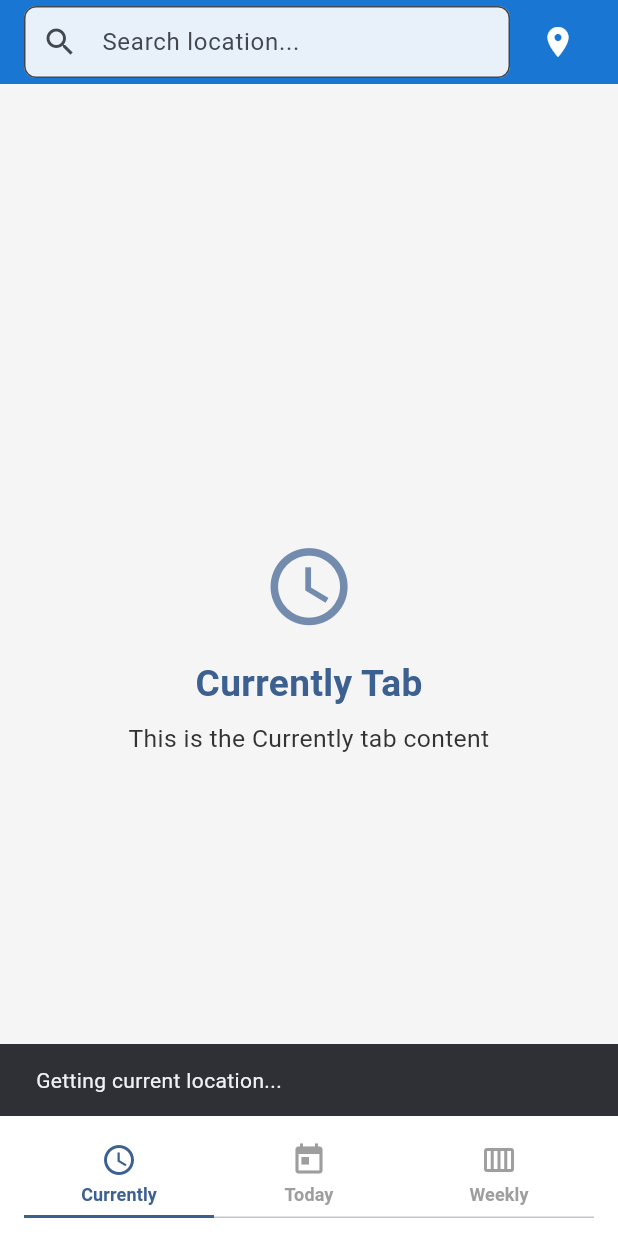
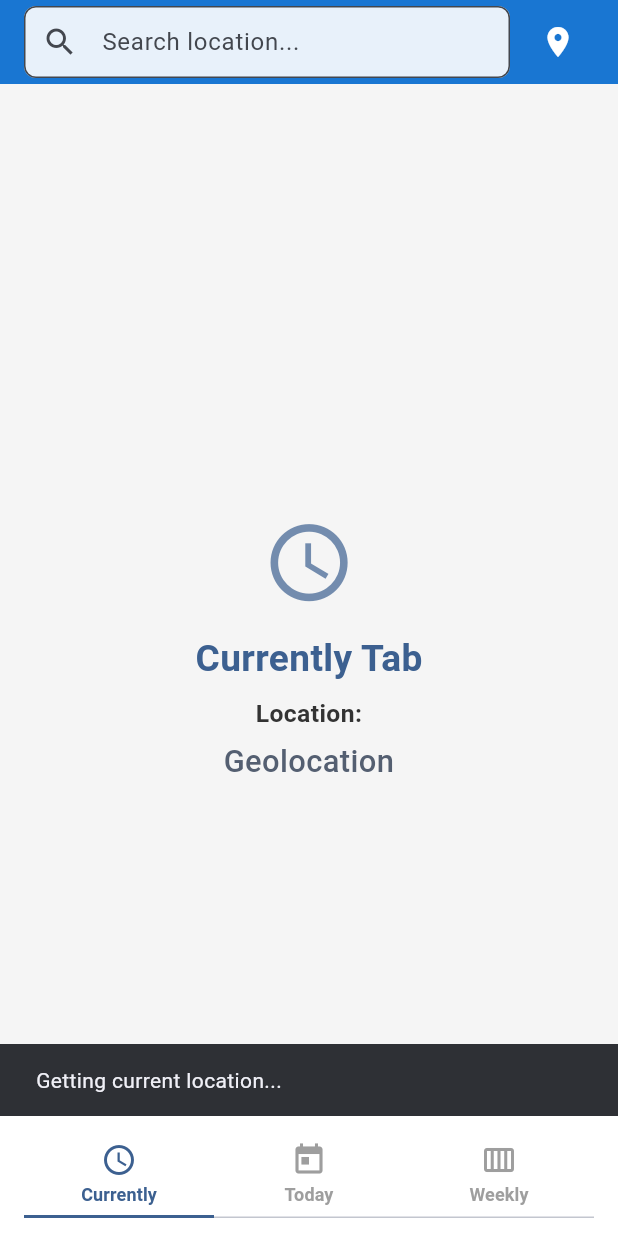
Before and after one commit to FRISKSYA/mobile-piscine, a Flutter app: the screen it shows after launch, after a tap on the "location on" icon, on a phone screen of 412 x 824 dp. Run offline on Flutter 3.47's test engine with Material 3 defaults, Android fonts, the phone set to English and light mode, and no system bars.

Commit message:
done ex01

```diff
--- a/mobileModule01/weather_app/lib/screens/home_screen.dart
+++ b/mobileModule01/weather_app/lib/screens/home_screen.dart
@@ -21,6 +21,10 @@ class _HomePageState extends State<HomePage> with SingleTickerProviderStateMixin
   // Mock weather data (to be replaced with actual API data)
   late WeatherData _weatherData;
 
+  // Current location text to display
+  String _currentLocation = '';
+  bool _isUsingGeolocation = false;
+
   @override
   void initState() {
     super.initState();
@@ -40,7 +44,13 @@ class _HomePageState extends State<HomePage> with SingleTickerProviderStateMixin
   }
 
   void _onLocationPressed() {
-    // This will be implemented to get current location
+    // Set the current location to "Geolocation"
+    setState(() {
+      _currentLocation = 'Geolocation';
+      _isUsingGeolocation = true;
+    });
+
+    // Show a snackbar to indicate that we're getting the current location
     ScaffoldMessenger.of(context).showSnackBar(
       const SnackBar(content: Text('Getting current location...')),
     );
@@ -49,13 +59,56 @@ class _HomePageState extends State<HomePage> with SingleTickerProviderStateMixin
   void _onSearchSubmitted(String location) {
     if (location.isEmpty) return;
 
-    // This will be implemented to search for weather at the specified location
+    setState(() {
+      _currentLocation = location;
+      _isUsingGeolocation = false;
+    });
+
+    // Show a snackbar to indicate that we're searching for the weather
     ScaffoldMessenger.of(context).showSnackBar(
       SnackBar(content: Text('Searching for weather in $location...')),
     );
 
     // Clear the search field
     _searchController.clear();
+  }
+
+  /// Creates a subtitle text for a tab based on the current location
+  String _getTabSubtitle(String tabName) {
+    return _currentLocation.isEmpty
+        ? 'This is the $tabName tab content'
+        : _currentLocation;
+  }
+
+  /// Creates a tab content widget for the given tab name
+  TabContent _buildTabContent(String tabName, IconData icon) {
+    return TabContent(
+      tabName: tabName,
+      icon: icon,
+      title: '$tabName Tab',
+      subtitle: _getTabSubtitle(tabName),
+    );
+  }
+
+  /// Builds all tab content widgets
+  List<Widget> _buildTabContents() {
+    return [
+      // Currently tab content
+      _buildTabContent(
+        AppConstants.currentlyTabName,
+        Icons.access_time
+      ),
+      // Today tab content
+      _buildTabContent(
+        AppConstants.todayTabName,
+        Icons.today
+      ),
+      // Weekly tab content
+      _buildTabContent(
+        AppConstants.weeklyTabName,
+        Icons.calendar_view_week
+      ),
+    ];
   }
 
   @override
@@ -71,29 +124,7 @@ class _HomePageState extends State<HomePage> with SingleTickerProviderStateMixin
       body: SafeArea(
         child: TabBarView(
           controller: _tabController,
-          children: [
-            // Currently tab content
-            TabContent(
-              tabName: AppConstants.currentlyTabName,
-              icon: Icons.access_time,
-              title: '${AppConstants.currentlyTabName} Tab',
-              subtitle: 'This is the ${AppConstants.currentlyTabName} tab content',
-            ),
-            // Today tab content
-            TabContent(
-              tabName: AppConstants.todayTabName,
-              icon: Icons.today,
-              title: '${AppConstants.todayTabName} Tab',
-              subtitle: 'This is the ${AppConstants.todayTabName} tab content',
-            ),
-            // Weekly tab content
-            TabContent(
-              tabName: AppConstants.weeklyTabName,
-              icon: Icons.calendar_view_week,
-              title: '${AppConstants.weeklyTabName} Tab',
-              subtitle: 'This is the ${AppConstants.weeklyTabName} tab content',
-            ),
-          ],
+          children: _buildTabContents(),
         ),
       ),
       bottomNavigationBar: WeatherTabBar(controller: _tabController),
--- a/mobileModule01/weather_app/lib/widgets/tab_content.dart
+++ b/mobileModule01/weather_app/lib/widgets/tab_content.dart
@@ -16,47 +16,104 @@ class TabContent extends StatelessWidget {
     required this.subtitle,
   });
 
+  /// Builds the icon widget with responsive sizing
+  Widget _buildIcon(BuildContext context) {
+    return Icon(
+      icon,
+      size: AppTheme.getResponsiveFontSize(context, 0.15, maxSize: 100),
+      color: Theme.of(context).colorScheme.primary.withAlpha(179), // 0.7 * 255 = 179
+    );
+  }
+
+  /// Builds the title widget with appropriate styling
+  Widget _buildTitle(BuildContext context) {
+    return Text(
+      title,
+      style: TextStyle(
+        fontSize: AppTheme.getResponsiveFontSize(context, 0.06, maxSize: 32),
+        fontWeight: FontWeight.bold,
+        color: Theme.of(context).colorScheme.primary,
+      ),
+    );
+  }
+
+  /// Checks if the subtitle represents a custom location
+  bool _isLocationSubtitle() {
+    return subtitle.isNotEmpty && subtitle != 'This is the $tabName tab content';
+  }
+
+  /// Builds the location information with label and value
+  Widget _buildLocationInfo(BuildContext context) {
+    return Column(
+      children: [
+        Text(
+          'Location:',
+          textAlign: TextAlign.center,
+          style: TextStyle(
+            fontSize: AppTheme.getResponsiveFontSize(context, 0.04, maxSize: 20),
+            fontWeight: FontWeight.bold,
+          ),
+        ),
+        const SizedBox(height: 4),
+        Text(
+          subtitle,
+          textAlign: TextAlign.center,
+          style: TextStyle(
+            fontSize: AppTheme.getResponsiveFontSize(context, 0.05, maxSize: 24),
+            color: Theme.of(context).colorScheme.secondary,
+            fontWeight: FontWeight.w500,
+          ),
+        ),
+      ],
+    );
+  }
+
+  /// Builds the default subtitle
+  Widget _buildDefaultSubtitle(BuildContext context) {
+    return Text(
+      subtitle,
+      textAlign: TextAlign.center,
+      style: TextStyle(
+        fontSize: AppTheme.getResponsiveFontSize(context, 0.04, maxSize: 20),
+      ),
+    );
+  }
+
+  /// Builds the appropriate subtitle based on content
+  Widget _buildSubtitle(BuildContext context) {
+    return _isLocationSubtitle()
+        ? _buildLocationInfo(context)
+        : _buildDefaultSubtitle(context);
+  }
+
+  /// Calculates the minimum height for content to fill the screen
+  double _calculateMinHeight(BuildContext context) {
+    final screenSize = MediaQuery.of(context).size;
+    return screenSize.height -
+        kToolbarHeight -
+        kBottomNavigationBarHeight -
+        MediaQuery.of(context).padding.top -
+        MediaQuery.of(context).padding.bottom;
+  }
+
   @override
   Widget build(BuildContext context) {
-    final screenSize = MediaQuery.of(context).size;
-
     return SingleChildScrollView(
       child: Padding(
         padding: AppTheme.getResponsivePadding(context),
         child: ConstrainedBox(
           constraints: BoxConstraints(
-            minHeight: screenSize.height -
-              kToolbarHeight -
-              kBottomNavigationBarHeight -
-              MediaQuery.of(context).padding.top -
-              MediaQuery.of(context).padding.bottom
+            minHeight: _calculateMinHeight(context)
           ),
           child: Center(
             child: Column(
               mainAxisAlignment: MainAxisAlignment.center,
               children: [
-                Icon(
-                  icon,
-                  size: AppTheme.getResponsiveFontSize(context, 0.15, maxSize: 100),
-                  color: Theme.of(context).colorScheme.primary.withAlpha(179), // 0.7 * 255 = 179
-                ),
+                _buildIcon(context),
                 const SizedBox(height: 16),
-                Text(
-                  title,
-                  style: TextStyle(
-                    fontSize: AppTheme.getResponsiveFontSize(context, 0.06, maxSize: 32),
-                    fontWeight: FontWeight.bold,
-                    color: Theme.of(context).colorScheme.primary,
-                  ),
-                ),
+                _buildTitle(context),
                 const SizedBox(height: 8),
-                Text(
-                  subtitle,
-                  textAlign: TextAlign.center,
-                  style: TextStyle(
-                    fontSize: AppTheme.getResponsiveFontSize(context, 0.04, maxSize: 20),
-                  ),
-                ),
+                _buildSubtitle(context),
               ],
             ),
           ),
```
Also changed, not shown: 2 other files.
